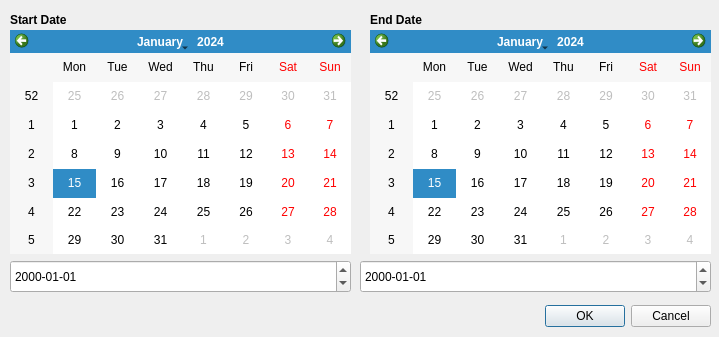
Old version of the form temp_dialog.ui in the repository Open-EO/openeo-qgis-plugin.
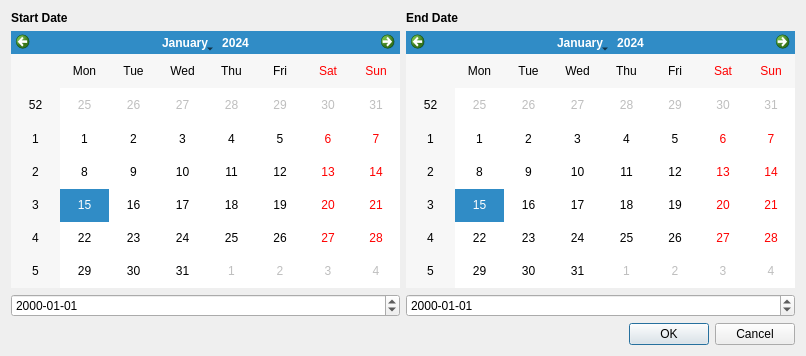
New version of the form.

Commit message: improved layout making all windows editable in the size

Diff of the .ui file:
```diff
--- a/temp_dialog.ui
+++ b/temp_dialog.ui
@@ -6,8 +6,8 @@
    <rect>
     <x>0</x>
     <y>0</y>
-    <width>719</width>
-    <height>337</height>
+    <width>806</width>
+    <height>356</height>
    </rect>
   </property>
   <property name="focusPolicy">
@@ -16,44 +16,11 @@
   <property name="windowTitle">
    <string>Set Temporal Extent</string>
   </property>
-  <widget class="QDialogButtonBox" name="buttonBox">
-   <property name="geometry">
-    <rect>
-     <x>370</x>
-     <y>300</y>
-     <width>341</width>
-     <height>32</height>
-    </rect>
-   </property>
-   <property name="orientation">
-    <enum>Qt::Horizontal</enum>
-   </property>
-   <property name="standardButtons">
-    <set>QDialogButtonBox::Cancel|QDialogButtonBox::Ok</set>
-   </property>
-  </widget>
-  <widget class="QDateEdit" name="EndDateEdit">
-   <property name="geometry">
-    <rect>
-     <x>360</x>
-     <y>260</y>
-     <width>351</width>
-     <height>33</height>
-    </rect>
-   </property>
-   <property name="displayFormat">
-    <string>yyyy-MM-dd</string>
-   </property>
-  </widget>
+  <layout class="QGridLayout" name="gridLayout">
+   <item row="0" column="0">
+    <layout class="QVBoxLayout" name="verticalLayout">
+     <item>
   <widget class="QLabel" name="label_9">
-   <property name="geometry">
-    <rect>
-     <x>10</x>
-     <y>10</y>
-     <width>341</width>
-     <height>20</height>
-    </rect>
-   </property>
    <property name="autoFillBackground">
     <bool>false</bool>
    </property>
@@ -64,15 +31,12 @@
     <set>Qt::AlignLeading|Qt::AlignLeft|Qt::AlignVCenter</set>
    </property>
   </widget>
+     </item>
+     <item>
+      <widget class="QCalendarWidget" name="startCalendarWidget"/>
+     </item>
+     <item>
   <widget class="QDateEdit" name="StartDateEdit">
-   <property name="geometry">
-    <rect>
-     <x>10</x>
-     <y>260</y>
-     <width>341</width>
-     <height>33</height>
-    </rect>
-   </property>
    <property name="readOnly">
     <bool>false</bool>
    </property>
@@ -80,35 +44,13 @@
     <string>yyyy-MM-dd</string>
    </property>
   </widget>
-  <widget class="QCalendarWidget" name="startCalendarWidget">
-   <property name="geometry">
-    <rect>
-     <x>10</x>
-     <y>30</y>
-     <width>341</width>
-     <height>224</height>
-    </rect>
-   </property>
-  </widget>
-  <widget class="QCalendarWidget" name="endCalendarWidget">
-   <property name="geometry">
-    <rect>
-     <x>370</x>
-     <y>30</y>
-     <width>341</width>
-     <height>224</height>
-    </rect>
-   </property>
-  </widget>
+     </item>
+    </layout>
+   </item>
+   <item row="0" column="1">
+    <layout class="QVBoxLayout" name="verticalLayout_2">
+     <item>
   <widget class="QLabel" name="label_10">
-   <property name="geometry">
-    <rect>
-     <x>370</x>
-     <y>10</y>
-     <width>341</width>
-     <height>20</height>
-    </rect>
-   </property>
    <property name="autoFillBackground">
     <bool>false</bool>
    </property>
@@ -119,6 +61,30 @@
     <set>Qt::AlignLeading|Qt::AlignLeft|Qt::AlignVCenter</set>
    </property>
   </widget>
+     </item>
+     <item>
+      <widget class="QCalendarWidget" name="endCalendarWidget"/>
+     </item>
+     <item>
+      <widget class="QDateEdit" name="EndDateEdit">
+       <property name="displayFormat">
+        <string>yyyy-MM-dd</string>
+       </property>
+      </widget>
+     </item>
+    </layout>
+   </item>
+   <item row="1" column="1">
+    <widget class="QDialogButtonBox" name="buttonBox">
+     <property name="orientation">
+      <enum>Qt::Horizontal</enum>
+     </property>
+     <property name="standardButtons">
+      <set>QDialogButtonBox::Cancel|QDialogButtonBox::Ok</set>
+     </property>
+    </widget>
+   </item>
+  </layout>
  </widget>
  <resources/>
  <connections>
```
Lines whose indentation alone changed are shown as unchanged. The commit also changes 8 other files.
